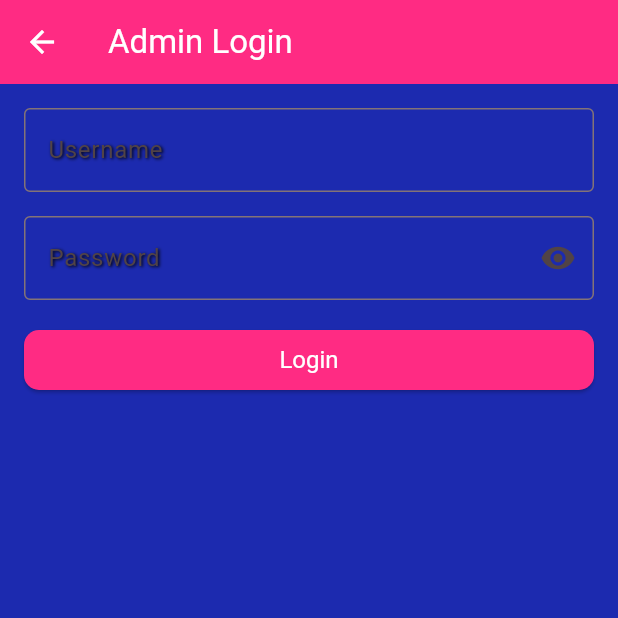
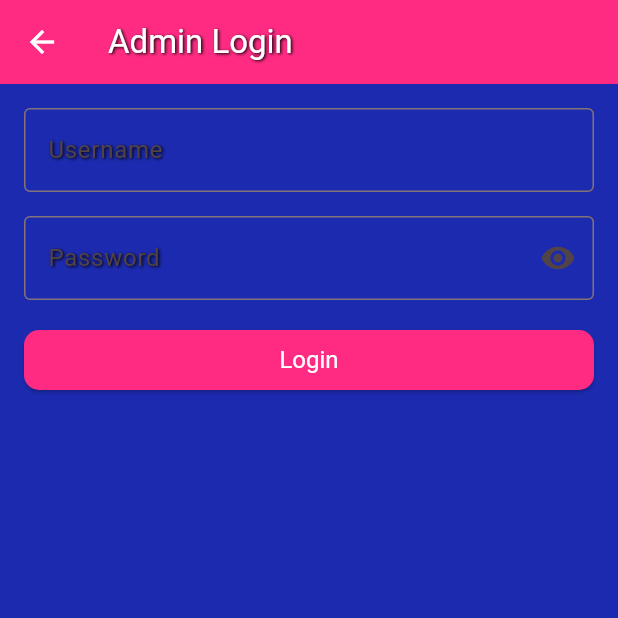
Before and after one commit to RobinAbela42/MatcheTaFormation, a Flutter app: the screen it shows after launch, after a tap on the "account circle" icon, on a phone screen of 412 x 824 dp, the top half of it. Run offline on Flutter 3.47's test engine with Material 3 defaults, Android fonts, the phone set to English and light mode, and no system bars; our stand-ins replace sqflite, sqflite_common_ffi; accounts and stored records are empty; Roboto replaces fonts that are missing (Gotham).

Commit message:
editing color of texts, UI, animations

```diff
--- a/match_ta_formation_0/lib/Pages/Admin/admin_login.dart
+++ b/match_ta_formation_0/lib/Pages/Admin/admin_login.dart
@@ -26,7 +26,7 @@ class _AdminLoginState extends State<AdminLogin> {
   Widget build(BuildContext context) {
     return Scaffold(
       appBar: AppBar(
-        title: const Text('Admin Login'),
+        title: const Text('Admin Login', style: TextStyle(color: Color.fromARGB(255, 255, 255, 255))),
       ),
       body: Padding(
         padding: const EdgeInsets.all(16.0),
--- a/match_ta_formation_0/lib/Pages/Admin/formation_admin_page.dart
+++ b/match_ta_formation_0/lib/Pages/Admin/formation_admin_page.dart
@@ -58,7 +58,7 @@ class _FormationEditState extends State<FormationEdit> {
             children: [
               IconButton(
                 onPressed: widget.onClose,
-                icon: const Icon(Icons.arrow_back),
+                icon: const Icon(Icons.arrow_back, color: Color.fromARGB(255, 255, 255, 255)),
               ),
               const SizedBox(width: 8),
               Text(
@@ -179,7 +179,7 @@ class _FormationAddState extends State<FormationAdd> {
             children: [
               IconButton(
                 onPressed: widget.onClose,
-                icon: const Icon(Icons.arrow_back),
+                icon: const Icon(Icons.arrow_back, color: Color.fromARGB(255, 255, 255, 255)),
               ),
               const SizedBox(width: 8),
               Text(
@@ -210,7 +210,6 @@ class _FormationAddState extends State<FormationAdd> {
             CheckboxListTile(
               title: Text(level.label),
               value: _selectedLevels.any((l) => l.id == level.id),
-              // value: true,
               onChanged: (selected) {
                 setState(() {
                   if (selected == true) {
@@ -224,7 +223,6 @@ class _FormationAddState extends State<FormationAdd> {
           const SizedBox(height: 16),
           ElevatedButton(
             onPressed: () {
-              //Insert formation into the database
               DatabaseHelper().insertFormation(
                 Formation(
                   id: null,
--- a/match_ta_formation_0/lib/Pages/Admin/situation_admin_page.dart
+++ b/match_ta_formation_0/lib/Pages/Admin/situation_admin_page.dart
@@ -169,7 +169,7 @@ class _SituationEditState extends State<SituationEdit> {
             children: [
               IconButton(
                 onPressed: widget.onClose,
-                icon: const Icon(Icons.arrow_back),
+                icon: const Icon(Icons.arrow_back, color: Color.fromARGB(255, 255, 255, 255)),
               ),
               const SizedBox(width: 8),
               Text(
@@ -475,7 +475,7 @@ class _SituationAddState extends State<SituationAdd> {
             children: [
               IconButton(
                 onPressed: widget.onClose,
-                icon: const Icon(Icons.arrow_back),
+                icon: const Icon(Icons.arrow_back, color: Color.fromARGB(255, 255, 255, 255)),
               ),
               const SizedBox(width: 8),
               Text(
--- a/match_ta_formation_0/lib/main.dart
+++ b/match_ta_formation_0/lib/main.dart
@@ -85,6 +85,16 @@ class MyApp extends StatelessWidget {
               ),
             ],
           ),
+          titleLarge: TextStyle(
+            color: Color.fromARGB(255, 255, 255, 255),
+            shadows: [
+              Shadow(
+                offset: Offset(1.0, 1.0),
+                blurRadius: 2.0,
+                color: Color.fromARGB(255, 0, 0, 0),
+              ),
+            ],
+          ),
         ),
         elevatedButtonTheme: ElevatedButtonThemeData(
           style: ElevatedButton.styleFrom(
@@ -99,6 +109,11 @@ class MyApp extends StatelessWidget {
               borderRadius: BorderRadius.circular(10.0),
             ),
           ),
+        ),
+        listTileTheme: ListTileThemeData(
+          style: ListTileStyle.list,
+          textColor: Color.fromARGB(255, 255, 255, 255),
+
         ),
 
         tabBarTheme: TabBarThemeData(
```
Also changed, not shown: match_ta_formation_0/lib/Pages/User/user_page.dart (+9 -3 lines).
